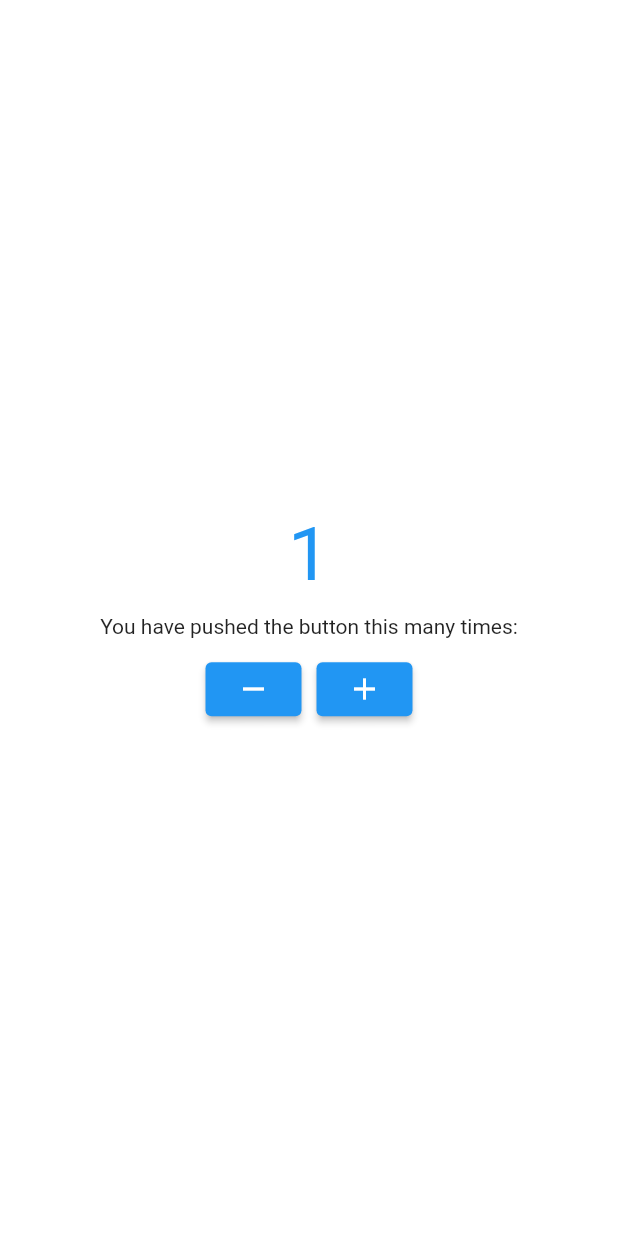
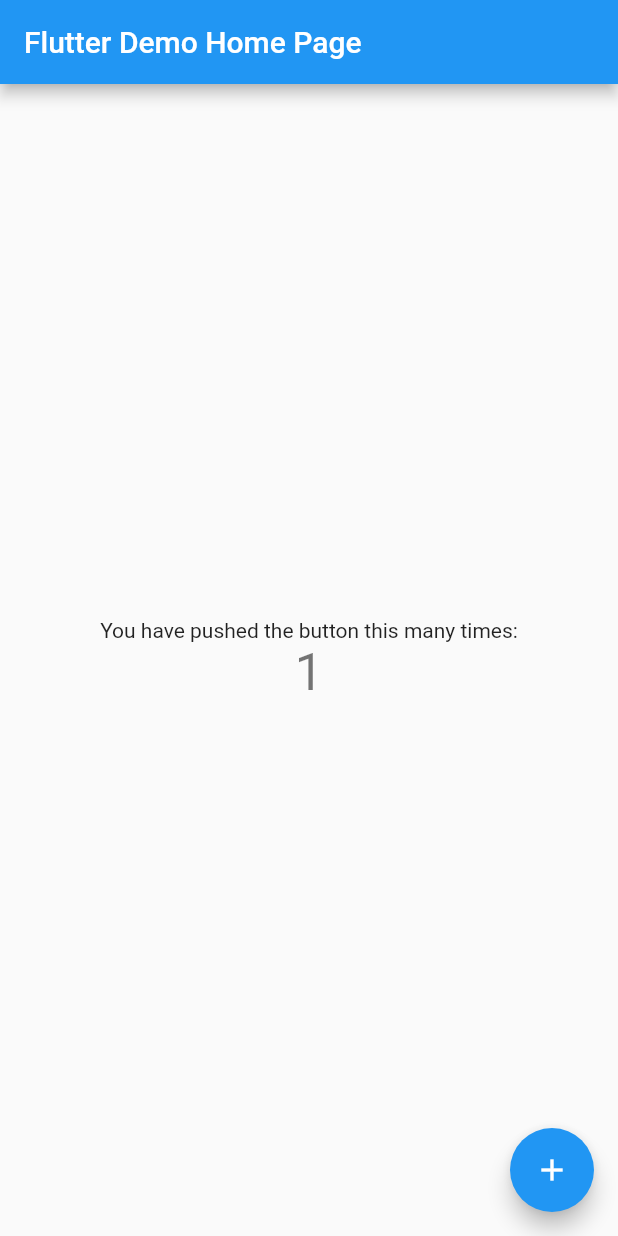
Before and after one commit to conclude91/hello_flutter, a Flutter app: the screen it shows after launch, after a tap on the "add" icon, on a phone screen of 412 x 824 dp. Run offline on Flutter 3.47's test engine with Material 2 defaults, Android fonts, the phone set to English and light mode, and no system bars.

Commit message:
[FIX] revert new project

```diff
--- a/lib/main.dart
+++ b/lib/main.dart
@@ -1,18 +1,115 @@
 import 'package:flutter/material.dart';
-import 'package:hello_flutter/pages/dashboard_page.dart';
 
 void main() {
-  runApp(const App());
+  runApp(const MyApp());
 }
 
-class App extends StatelessWidget {
-  const App({super.key});
+class MyApp extends StatelessWidget {
+  const MyApp({super.key});
+
+  // This widget is the root of your application.
+  @override
+  Widget build(BuildContext context) {
+    return MaterialApp(
+      title: 'Flutter Demo',
+      theme: ThemeData(
+        // This is the theme of your application.
+        //
+        // Try running your application with "flutter run". You'll see the
+        // application has a blue toolbar. Then, without quitting the app, try
+        // changing the primarySwatch below to Colors.green and then invoke
+        // "hot reload" (press "r" in the console where you ran "flutter run",
+        // or simply save your changes to "hot reload" in a Flutter IDE).
+        // Notice that the counter didn't reset back to zero; the application
+        // is not restarted.
+        primarySwatch: Colors.blue,
+      ),
+      home: const MyHomePage(title: 'Flutter Demo Home Page'),
+    );
+  }
+}
+
+class MyHomePage extends StatefulWidget {
+  const MyHomePage({super.key, required this.title});
+
+  // This widget is the home page of your application. It is stateful, meaning
+  // that it has a State object (defined below) that contains fields that affect
+  // how it looks.
+
+  // This class is the configuration for the state. It holds the values (in this
+  // case the title) provided by the parent (in this case the App widget) and
+  // used by the build method of the State. Fields in a Widget subclass are
+  // always marked "final".
+
+  final String title;
+
+  @override
+  State<MyHomePage> createState() => _MyHomePageState();
+}
+
+class _MyHomePageState extends State<MyHomePage> {
+  int _counter = 0;
+
+  void _incrementCounter() {
+    setState(() {
+      // This call to setState tells the Flutter framework that something has
+      // changed in this State, which causes it to rerun the build method below
+      // so that the display can reflect the updated values. If we changed
+      // _counter without calling setState(), then the build method would not be
+      // called again, and so nothing would appear to happen.
+      _counter++;
+    });
+  }
 
   @override
   Widget build(BuildContext context) {
-    return const MaterialApp(
-      debugShowCheckedModeBanner: false,
-      home: DashboardPage(),
+    // This method is rerun every time setState is called, for instance as done
+    // by the _incrementCounter method above.
+    //
+    // The Flutter framework has been optimized to make rerunning build methods
+    // fast, so that you can just rebuild anything that needs updating rather
+    // than having to individually change instances of widgets.
+    return Scaffold(
+      appBar: AppBar(
+        // Here we take the value from the MyHomePage object that was created by
+        // the App.build method, and use it to set our appbar title.
+        title: Text(widget.title),
+      ),
+      body: Center(
+        // Center is a layout widget. It takes a single child and positions it
+        // in the middle of the parent.
+        child: Column(
+          // Column is also a layout widget. It takes a list of children and
+          // arranges them vertically. By default, it sizes itself to fit its
+          // children horizontally, and tries to be as tall as its parent.
+          //
+          // Invoke "debug painting" (press "p" in the console, choose the
+          // "Toggle Debug Paint" action from the Flutter Inspector in Android
+          // Studio, or the "Toggle Debug Paint" command in Visual Studio Code)
+          // to see the wireframe for each widget.
+          //
+          // Column has various properties to control how it sizes itself and
+          // how it positions its children. Here we use mainAxisAlignment to
+          // center the children vertically; the main axis here is the vertical
+          // axis because Columns are vertical (the cross axis would be
+          // horizontal).
+          mainAxisAlignment: MainAxisAlignment.center,
+          children: <Widget>[
+            const Text(
+              'You have pushed the button this many times:',
+            ),
+            Text(
+              '$_counter',
+              style: Theme.of(context).textTheme.headline4,
+            ),
+          ],
+        ),
+      ),
+      floatingActionButton: FloatingActionButton(
+        onPressed: _incrementCounter,
+        tooltip: 'Increment',
+        child: const Icon(Icons.add),
+      ), // This trailing comma makes auto-formatting nicer for build methods.
     );
   }
 }
--- a/lib/pages/dashboard_page.dart
+++ /dev/null
@@ -1,81 +0,0 @@
-import 'package:flutter/material.dart';
-
-class DashboardPage extends StatefulWidget {
-  const DashboardPage({super.key});
-
-  @override
-  State<DashboardPage> createState() => _DashboardPageState();
-}
-
-class _DashboardPageState extends State<DashboardPage> {
-  int _count = 0;
-
-  void _increment() {
-    setState(() {
-      _count++;
-    });
-  }
-
-  void _decrement() {
-    setState(() {
-      _count--;
-    });
-  }
-
-  @override
-  Widget build(BuildContext context) {
-    return Scaffold(
-      backgroundColor: Colors.white,
-      body: Center(
-        child: Column(
-          mainAxisAlignment: MainAxisAlignment.center,
-          crossAxisAlignment: CrossAxisAlignment.center,
-          children: [
-            Text(
-              _count.toString(),
-              style: const TextStyle(
-                color: Colors.blue,
-                fontSize: 50,
-              ),
-            ),
-            const SizedBox(
-              height: 10,
-            ),
-            const Text(
-              'You have pushed the button this many times:',
-            ),
-            const SizedBox(
-              height: 10,
-            ),
-            Row(
-              mainAxisAlignment: MainAxisAlignment.center,
-              crossAxisAlignment: CrossAxisAlignment.center,
-              children: [
-                ElevatedButton(
-                  onPressed: () => _decrement(),
-                  child: const Icon(Icons.remove),
-                ),
-                const SizedBox(
-                  width: 10,
-                ),
-                ElevatedButton(
-                  onPressed: () {
-                    _increment();
-                  },
-                  child: const Icon(Icons.add),
-                ),
-              ],
-            ),
-          ],
-        ),
-      ),
-      // floatingActionButton: FloatingActionButton(
-      //   child: const Icon(Icons.add),
-      //   onPressed: () {
-      //     _increment();
-      //     log('Floating action button pressed...');
-      //   },
-      // ),
-    );
-  }
-}
```
Also changed, not shown: 1 other file.
